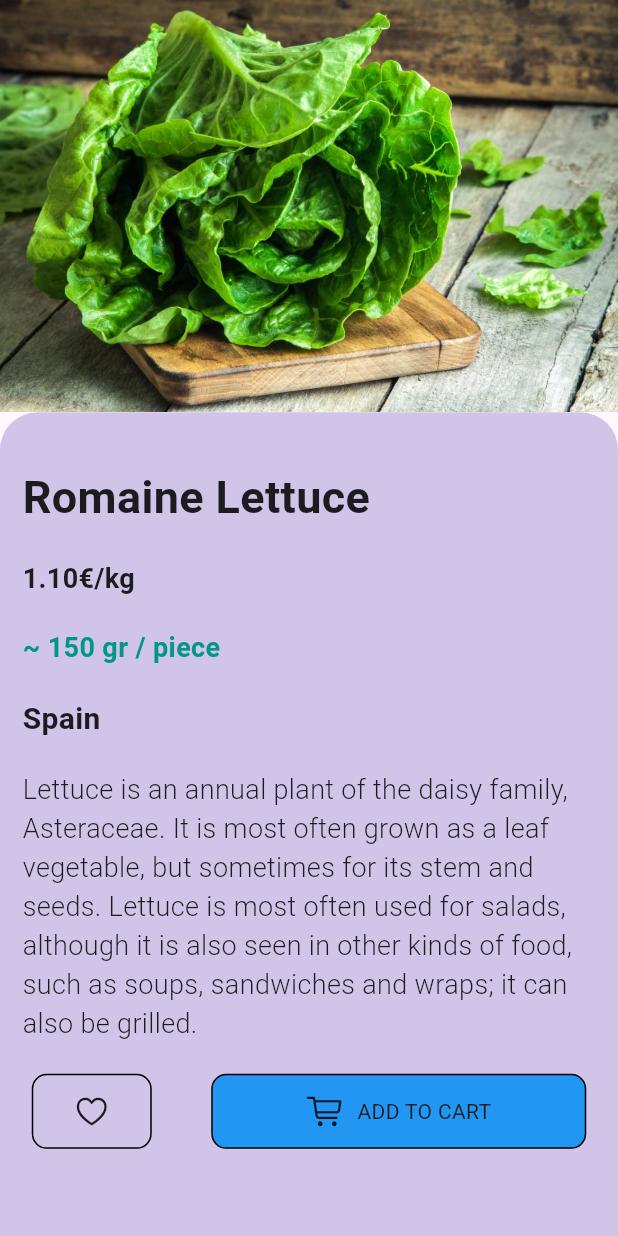
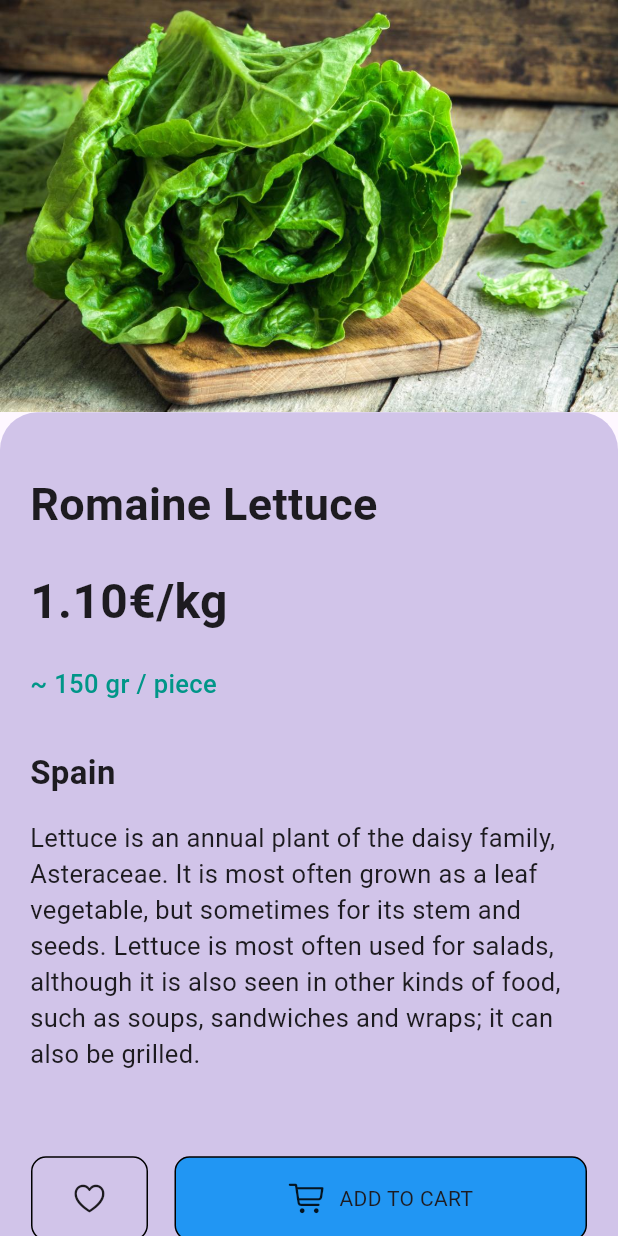
Before and after one commit to tanjilalom/Food-Delivery, a Flutter app: the Veginfo screen opened directly, on a phone screen of 412 x 824 dp. Run offline on Flutter 3.47's test engine with Material 3 defaults, Android fonts, the phone set to English and light mode, and no system bars; our stand-ins replace get.

Commit message:
design updated

```diff
--- a/lib/screen/veginfo.dart
+++ b/lib/screen/veginfo.dart
@@ -22,7 +22,7 @@ class Veginfo extends StatelessWidget {
                 color: Colors.deepPurple[100],
               ),
               child: Padding(
-                padding: const EdgeInsets.all(15.0),
+                padding: const EdgeInsets.all(20.0),
                 child: Column(
                   crossAxisAlignment: CrossAxisAlignment.start,
                   children: [
@@ -32,7 +32,7 @@ class Veginfo extends StatelessWidget {
                     Text(
                       'Romaine Lettuce',
                       style:
-                          TextStyle(fontWeight: FontWeight.w600, fontSize: 30),
+                          TextStyle(fontWeight: FontWeight.w700, fontSize: 30),
                     ),
                     SizedBox(
                       height: 20,
@@ -40,7 +40,7 @@ class Veginfo extends StatelessWidget {
                     Text(
                       "1.10€/kg",
                       style:
-                          TextStyle(fontWeight: FontWeight.w600, fontSize: 18),
+                          TextStyle(fontWeight: FontWeight.w700, fontSize: 32),
                     ),
                     SizedBox(
                       height: 20,
@@ -48,18 +48,18 @@ class Veginfo extends StatelessWidget {
                     Text(
                       '~ 150 gr / piece',
                       style:
-                          TextStyle(fontWeight: FontWeight.w600, fontSize: 18, color: Colors.teal),
+                          TextStyle(fontWeight: FontWeight.w500, fontSize: 17, color: Colors.teal),
                     ),
                     SizedBox(
-                      height: 20,
+                      height: 32,
                     ),
                     Text(
                       'Spain',
                       style:
-                          TextStyle(fontWeight: FontWeight.w600, fontSize: 20),
+                          TextStyle(fontWeight: FontWeight.w700, fontSize: 22),
                     ),
                     SizedBox(
-                      height: 20,
+                      height: 16,
                     ),
                     Text(
                       'Lettuce is an annual plant of the daisy family, Asteraceae. It is most often grown as a leaf '
@@ -67,19 +67,17 @@ class Veginfo extends StatelessWidget {
                       'although it is also seen in other kinds of food, such as soups, sandwiches and wraps; it can '
                       'also be grilled.',
                       style:
-                          TextStyle(fontWeight: FontWeight.w300, fontSize: 18),
+                          TextStyle(fontWeight: FontWeight.w400, fontSize: 17),
                     ),
                     SizedBox(
-                      height: 20,
+                      height: 56,
                     ),
-                    Container(
-                      height: 50,
-                      child: Row(
+                    Row(
                       mainAxisAlignment: MainAxisAlignment.spaceAround,
                       children: [
                         Container(
-                            height: 50,
-                            width: 80,
+                          height: 56,
+                          width: 78,
                           child: Icon(CupertinoIcons.heart),
                           decoration: BoxDecoration(
                               border: Border.all(color: Colors.black),
@@ -90,8 +88,8 @@ class Veginfo extends StatelessWidget {
                           width: 15,
                         ),
                         Container(
-                            height: 50,
-                            width: 250,
+                          height: 56,
+                          width: 275,
                           child: Row(
                             mainAxisAlignment: MainAxisAlignment.center,
                             children: [
@@ -110,7 +108,6 @@ class Veginfo extends StatelessWidget {
                         ),
                       ],
                     ),
-                    ),
                   ],
                 ),
               ),
```
Lines whose indentation alone changed are shown as unchanged.
